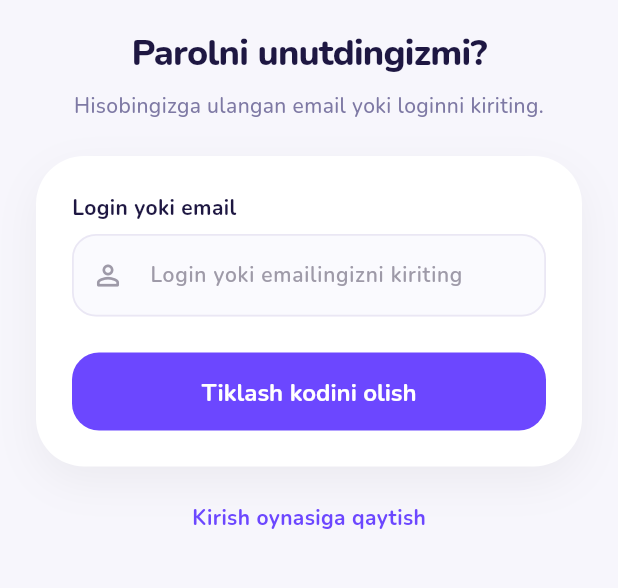
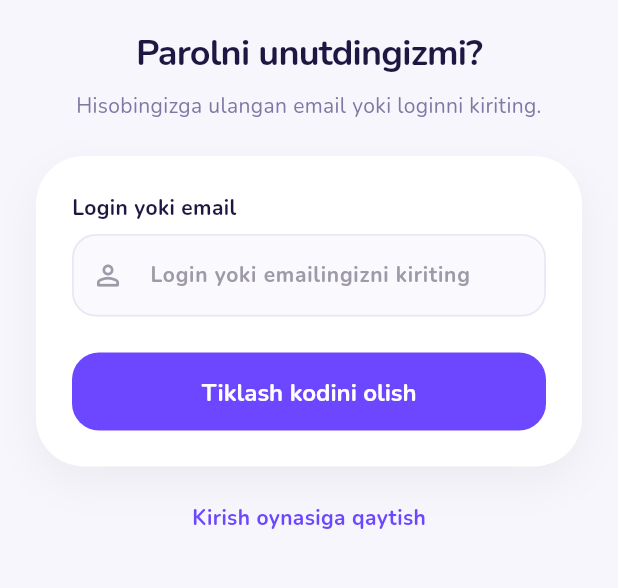
Before and after one commit to antigrativyuchun-netizen/mathcity-frontend, a Flutter app: the screen it shows after launch, after a tap on "Parolni unutdingizmi?", on a phone screen of 412 x 824 dp, the part 288-876 px from its top. Run offline on Flutter 3.47's test engine with Material 3 defaults, Android fonts, the phone set to English and light mode, and no system bars; our stand-ins replace dio, file_picker, fl_chart, flutter_riverpod, go_router, google_fonts and 4 more; missing offline and left inert: flutter_math_fork, google_sign_in_web, record; network calls fail.

Commit message:
fix(web): resolve removeChild, bundle Noto fonts, fix GSI multi-init and enforce port 8085

```diff
--- a/lib/core/auth/auth_service.dart
+++ b/lib/core/auth/auth_service.dart
@@ -38,8 +38,40 @@ class AuthService {
   factory AuthService() => _instance;
   AuthService._internal();
 
-  GoogleSignIn? _googleSignInInstance;
-  bool _googleSignInInitFailed = false;
+  static GoogleSignIn? _sharedGoogleSignIn;
+  static bool _isGoogleSignInInitialized = false;
+  static bool _googleSignInInitFailed = false;
+
+  /// Check whether the current web origin is allowed for Google Identity Services
+  static bool isOriginAllowedForGoogle() {
+    if (!kIsWeb) return true;
+    try {
+      final host = Uri.base.host;
+      final port = Uri.base.port;
+      if (host == 'localhost' || host == '127.0.0.1') {
+        return host == 'localhost' && port == 8085;
+      }
+      return true;
+    } catch (_) {
+      return true;
+    }
+  }
+
+  /// Global singleton initialization for GoogleSignIn
+  static Future<void> init() async {
+    if (_isGoogleSignInInitialized && _sharedGoogleSignIn != null) return;
+    try {
+      _sharedGoogleSignIn = GoogleSignIn(
+        clientId: kIsWeb ? webClientId : iosClientId,
+        serverClientId: kIsWeb ? null : webClientId,
+        scopes: kIsWeb ? const [] : const ['email', 'profile'],
+      );
+      _isGoogleSignInInitialized = true;
+    } catch (e, stack) {
+      debugPrint('⚠️ GoogleSignIn initsializatsiya xatosi: $e\n$stack');
+      _googleSignInInitFailed = true;
+    }
+  }
 
   /// Web OAuth Client ID from Google Cloud Console
   /// Authorized JavaScript origins: http://localhost:8085
@@ -74,20 +106,10 @@ class AuthService {
   /// Controlled lazy initialization for GoogleSignIn
   GoogleSignIn? _getGoogleSignIn() {
     if (_googleSignInInitFailed) return null;
-    if (_googleSignInInstance != null) return _googleSignInInstance;
-
-    try {
-      _googleSignInInstance = GoogleSignIn(
-        clientId: kIsWeb ? webClientId : iosClientId,
-        serverClientId: kIsWeb ? null : webClientId,
-        scopes: kIsWeb ? const [] : const ['email', 'profile'],
-      );
-      return _googleSignInInstance;
-    } catch (e, stack) {
-      debugPrint('⚠️ GoogleSignIn initsializatsiya xatosi: $e\n$stack');
-      _googleSignInInitFailed = true;
-      return null;
+    if (!_isGoogleSignInInitialized || _sharedGoogleSignIn == null) {
+      init();
     }
+    return _sharedGoogleSignIn;
   }
 
   /// Stream of Google user accounts (fired by GIS button or silent login)
@@ -150,6 +172,13 @@ class AuthService {
 
   /// Sign In With Google with graceful fallback and no startup crash
   Future<AuthResult> signInWithGoogle() async {
+    if (kIsWeb && !isOriginAllowedForGoogle()) {
+      return const AuthResult(
+        success: false,
+        errorMessage: 'Google kirishi faqat http://localhost:8085 da ishlaydi.',
+      );
+    }
+
     final googleSignIn = _getGoogleSignIn();
     if (googleSignIn == null) {
       return const AuthResult(
@@ -161,10 +190,12 @@ class AuthService {
 
     try {
       GoogleSignInAccount? googleUser;
-      // On web, try silent sign-in first to avoid unneeded popups
+      // On web, try non-blocking silent sign-in first (max 2s timeout)
       if (kIsWeb) {
         try {
-          googleUser = await googleSignIn.signInSilently(suppressErrors: true);
+          googleUser = await googleSignIn
+              .signInSilently(suppressErrors: true)
+              .timeout(const Duration(seconds: 2));
         } catch (_) {}
       }
 
--- a/lib/core/theme/kids_theme.dart
+++ b/lib/core/theme/kids_theme.dart
@@ -3,14 +3,25 @@ import 'package:google_fonts/google_fonts.dart';
 import '../constants/app_colors.dart';
 
 class KidsTheme {
+  /// Local unicode and mathematical symbol fallback fonts
+  static const List<String> fallbackFonts = [
+    'Noto Sans',
+    'Noto Sans Math',
+    'Noto Color Emoji',
+    'sans-serif',
+  ];
+
   static ThemeData get theme {
     final textTheme = GoogleFonts.nunitoTextTheme().apply(
       bodyColor: AppColors.kidsDarkText,
       displayColor: AppColors.kidsDarkText,
+      fontFamilyFallback: fallbackFonts,
     );
 
     return ThemeData(
       useMaterial3: true,
+      fontFamily: 'Nunito',
+      fontFamilyFallback: fallbackFonts,
       scaffoldBackgroundColor: AppColors.kidsBackground,
       colorScheme: const ColorScheme.light(
         primary: AppColors.kidsPrimary,
@@ -23,27 +34,27 @@ class KidsTheme {
           fontSize: 28,
           fontWeight: FontWeight.w800,
           color: AppColors.kidsDarkText,
-        ),
+        ).copyWith(fontFamilyFallback: fallbackFonts),
         titleLarge: GoogleFonts.nunito(
           fontSize: 22,
           fontWeight: FontWeight.w700,
           color: AppColors.kidsDarkText,
-        ),
+        ).copyWith(fontFamilyFallback: fallbackFonts),
         titleMedium: GoogleFonts.nunito(
           fontSize: 18,
           fontWeight: FontWeight.w700,
           color: AppColors.kidsDarkText,
-        ),
+        ).copyWith(fontFamilyFallback: fallbackFonts),
         bodyLarge: GoogleFonts.nunito(
           fontSize: 16,
           fontWeight: FontWeight.w600,
           color: AppColors.kidsDarkText,
-        ),
+        ).copyWith(fontFamilyFallback: fallbackFonts),
         bodyMedium: GoogleFonts.nunito(
           fontSize: 14,
           fontWeight: FontWeight.w500,
           color: AppColors.kidsSecondaryText,
-        ),
+        ).copyWith(fontFamilyFallback: fallbackFonts),
       ),
       cardTheme: CardThemeData(
         color: AppColors.kidsSurface,
@@ -65,7 +76,7 @@ class KidsTheme {
           textStyle: GoogleFonts.nunito(
             fontSize: 16,
             fontWeight: FontWeight.w700,
-          ),
+          ).copyWith(fontFamilyFallback: fallbackFonts),
         ),
       ),
     );
--- a/lib/core/theme/teen_theme.dart
+++ b/lib/core/theme/teen_theme.dart
@@ -3,14 +3,25 @@ import 'package:google_fonts/google_fonts.dart';
 import '../constants/app_colors.dart';
 
 class TeenTheme {
+  /// Local unicode and mathematical symbol fallback fonts
+  static const List<String> fallbackFonts = [
+    'Noto Sans',
+    'Noto Sans Math',
+    'Noto Color Emoji',
+    'sans-serif',
+  ];
+
   static ThemeData get theme {
     final textTheme = GoogleFonts.interTextTheme().apply(
       bodyColor: AppColors.teenWhiteText,
       displayColor: AppColors.teenWhiteText,
+      fontFamilyFallback: fallbackFonts,
     );
 
     return ThemeData(
       useMaterial3: true,
+      fontFamily: 'Noto Sans',
+      fontFamilyFallback: fallbackFonts,
       scaffoldBackgroundColor: AppColors.teenBackground,
       colorScheme: const ColorScheme.dark(
         primary: AppColors.teenPrimaryLime,
@@ -23,27 +34,27 @@ class TeenTheme {
           fontSize: 30,
           fontWeight: FontWeight.w800,
           color: AppColors.teenWhiteText,
-        ),
+        ).copyWith(fontFamilyFallback: fallbackFonts),
         titleLarge: GoogleFonts.inter(
           fontSize: 22,
           fontWeight: FontWeight.w700,
           color: AppColors.teenWhiteText,
-        ),
+        ).copyWith(fontFamilyFallback: fallbackFonts),
         titleMedium: GoogleFonts.inter(
           fontSize: 18,
           fontWeight: FontWeight.w600,
           color: AppColors.teenWhiteText,
-        ),
+        ).copyWith(fontFamilyFallback: fallbackFonts),
         bodyLarge: GoogleFonts.inter(
           fontSize: 15,
           fontWeight: FontWeight.w400,
           color: AppColors.teenWhiteText,
-        ),
+        ).copyWith(fontFamilyFallback: fallbackFonts),
         bodyMedium: GoogleFonts.inter(
           fontSize: 14,
           fontWeight: FontWeight.w400,
           color: AppColors.teenMutedText,
-        ),
+        ).copyWith(fontFamilyFallback: fallbackFonts),
       ),
       cardTheme: CardThemeData(
         color: AppColors.teenSurface,
@@ -65,7 +76,7 @@ class TeenTheme {
           textStyle: GoogleFonts.inter(
             fontSize: 15,
             fontWeight: FontWeight.w700,
-          ),
+          ).copyWith(fontFamilyFallback: fallbackFonts),
         ),
       ),
     );
--- a/lib/core/widgets/google_sign_in_button_stub.dart
+++ b/lib/core/widgets/google_sign_in_button_stub.dart
@@ -1,5 +1,4 @@
 import 'package:flutter/material.dart';
-import '../constants/app_colors.dart';
 import 'google_logo.dart';
 
 class GoogleSignInButton extends StatelessWidget {
@@ -20,8 +19,8 @@ class GoogleSignInButton extends StatelessWidget {
       child: OutlinedButton(
         style: OutlinedButton.styleFrom(
           backgroundColor: Colors.white,
-          side: const BorderSide(color: AppColors.kidsBorder, width: 1.5),
-          shape: RoundedRectangleBorder(borderRadius: BorderRadius.circular(999)),
+          side: const BorderSide(color: Color(0xFFE5E7EB), width: 1.2),
+          shape: RoundedRectangleBorder(borderRadius: BorderRadius.circular(18)),
           elevation: 0,
         ),
         onPressed: isLoading ? null : onFallbackPressed,
--- a/lib/features/auth/login_screen.dart
+++ b/lib/features/auth/login_screen.dart
@@ -6,6 +6,7 @@ import 'package:go_router/go_router.dart';
 import '../../core/auth/auth_service.dart';
 import '../../core/widgets/mathcity_logo.dart';
 import '../../core/widgets/google_logo.dart';
+import '../../core/widgets/google_sign_in_button.dart';
 import '../../core/widgets/responsive_layout.dart';
 import '../../shared/providers/student_provider.dart';
 
@@ -530,6 +531,12 @@ class _LoginScreenState extends ConsumerState<LoginScreen> {
                       const SizedBox(height: 18),
 
                       // Google Sign-In Button (matches Apple Sign-In button geometry & style)
+                      if (kIsWeb)
+                        GoogleSignInButton(
+                          isLoading: _isGoogleLoading,
+                          onFallbackPressed: _handleGoogleSignIn,
+                        )
+                      else
                         SizedBox(
                           width: double.infinity,
                           height: 52,
--- a/lib/main.dart
+++ b/lib/main.dart
@@ -1,9 +1,18 @@
 import 'package:flutter/material.dart';
 import 'package:flutter_riverpod/flutter_riverpod.dart';
+import 'package:google_fonts/google_fonts.dart';
 import 'app/app.dart';
+import 'core/auth/auth_service.dart';
 
 void main() async {
   WidgetsFlutterBinding.ensureInitialized();
+
+  // Prevent dynamic web font network lookups; use bundled asset fonts & fallbacks
+  GoogleFonts.config.allowRuntimeFetching = false;
+
+  // Single global initialization of Google Sign-In singleton
+  await AuthService.init();
+
   runApp(
     const ProviderScope(
       child: MathCityApp(),
```
Also changed, not shown: lib/core/widgets/google_sign_in_button_web.dart (+44 -11 lines), pubspec.yaml (+22 -0 lines), assets/fonts/NotoSans-Bold.ttf (added), assets/fonts/NotoSans-Regular.ttf (added), assets/fonts/NotoSansMath-Regular.ttf (added), assets/fonts/Nunito-Bold.ttf (added), assets/fonts/Nunito-Regular.ttf (added), 2 other files. Lines whose indentation alone changed are shown as unchanged.
